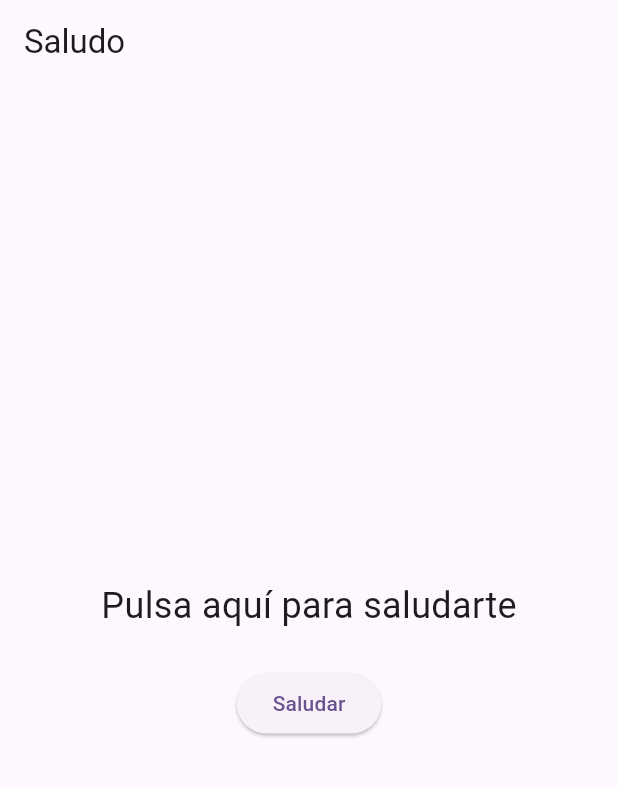
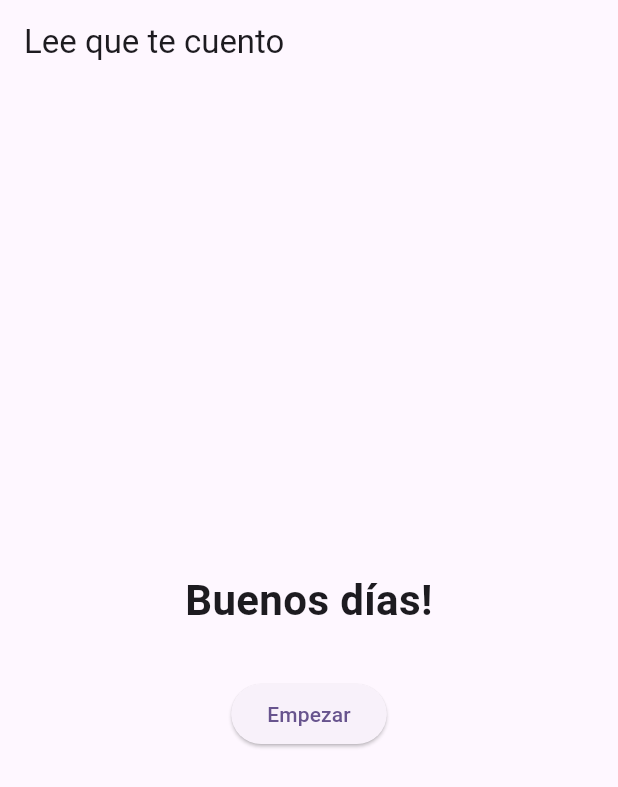
Before and after one commit to djgavi/FlutterApp, a Flutter app: the screen it shows after launch, on a phone screen of 412 x 824 dp. Shown: the top 787 px of the screen. Run offline on Flutter 3.47's test engine with Material 3 defaults, Android fonts, the phone set to English and light mode, and no system bars.

Commit message:
Pantalla de inicio con saludo y boton Empezar

```diff
--- a/lib/main.dart
+++ b/lib/main.dart
@@ -1,4 +1,5 @@
 import 'package:flutter/material.dart';
+import 'screens/home_screen.dart';
 
 void main() {
   runApp(const MyApp());
@@ -10,66 +11,9 @@ class MyApp extends StatelessWidget {
   @override
   Widget build(BuildContext context) {
     return MaterialApp(
-      title: 'Saludo',
+      title: 'Lee que te cuento',
       theme: ThemeData(colorScheme: ColorScheme.fromSeed(seedColor: Colors.deepPurple)),
-      home: const SaludoPage(),
+      home: const HomeScreen(),
     );
   }
 }
-
-class SaludoPage extends StatefulWidget {
-  const SaludoPage({super.key});
-
-  @override
-  State<SaludoPage> createState() => _SaludoPageState();
-}
-
-class _SaludoPageState extends State<SaludoPage> {
-  static const String _textoInicial = 'Pulsa aquí para saludarte';
-
-  String _texto = _textoInicial;
-  bool _saludado = false;
-
-  String _obtenerSaludo() {
-    final hora = DateTime.now().hour;
-    if (hora >= 6 && hora < 12) {
-      return 'Buenos días';
-    } else if (hora >= 12 && hora < 20) {
-      return 'Buenas tardes';
-    } else {
-      return 'Buenas noches';
-    }
-  }
-
-  void _alPulsar() {
-    setState(() {
-      if (_saludado) {
-        _texto = _textoInicial;
-        _saludado = false;
-      } else {
-        _texto = _obtenerSaludo();
-        _saludado = true;
-      }
-    });
-  }
-
-  @override
-  Widget build(BuildContext context) {
-    return Scaffold(
-      appBar: AppBar(title: const Text('Saludo')),
-      body: Center(
-        child: Column(
-          mainAxisAlignment: MainAxisAlignment.center,
-          children: [
-            Text(_texto, style: const TextStyle(fontSize: 24)),
-            const SizedBox(height: 24),
-            ElevatedButton(
-              onPressed: _alPulsar,
-              child: Text(_saludado ? 'Volver' : 'Saludar'),
-            ),
-          ],
-        ),
-      ),
-    );
-  }
-}
--- /dev/null
+++ b/lib/screens/home_screen.dart
@@ -0,0 +1,45 @@
+import 'package:flutter/material.dart';
+import 'reading_screen.dart';
+
+class HomeScreen extends StatelessWidget {
+  const HomeScreen({super.key});
+
+  String _obtenerSaludo() {
+    final hora = DateTime.now().hour;
+    if (hora >= 6 && hora < 12) {
+      return 'Buenos días';
+    } else if (hora >= 12 && hora < 20) {
+      return 'Buenas tardes';
+    } else {
+      return 'Buenas noches';
+    }
+  }
+
+  @override
+  Widget build(BuildContext context) {
+    return Scaffold(
+      appBar: AppBar(title: const Text('Lee que te cuento')),
+      body: Center(
+        child: Column(
+          mainAxisAlignment: MainAxisAlignment.center,
+          children: [
+            Text(
+              '${_obtenerSaludo()}!',
+              style: const TextStyle(fontSize: 28, fontWeight: FontWeight.bold),
+              textAlign: TextAlign.center,
+            ),
+            const SizedBox(height: 32),
+            ElevatedButton(
+              onPressed: () {
+                Navigator.of(context).push(
+                  MaterialPageRoute(builder: (_) => const ReadingScreen()),
+                );
+              },
+              child: const Text('Empezar'),
+            ),
+          ],
+        ),
+      ),
+    );
+  }
+}
```
Also changed, not shown: lib/screens/reading_screen.dart (added, +18 -0 lines), 1 other file.
